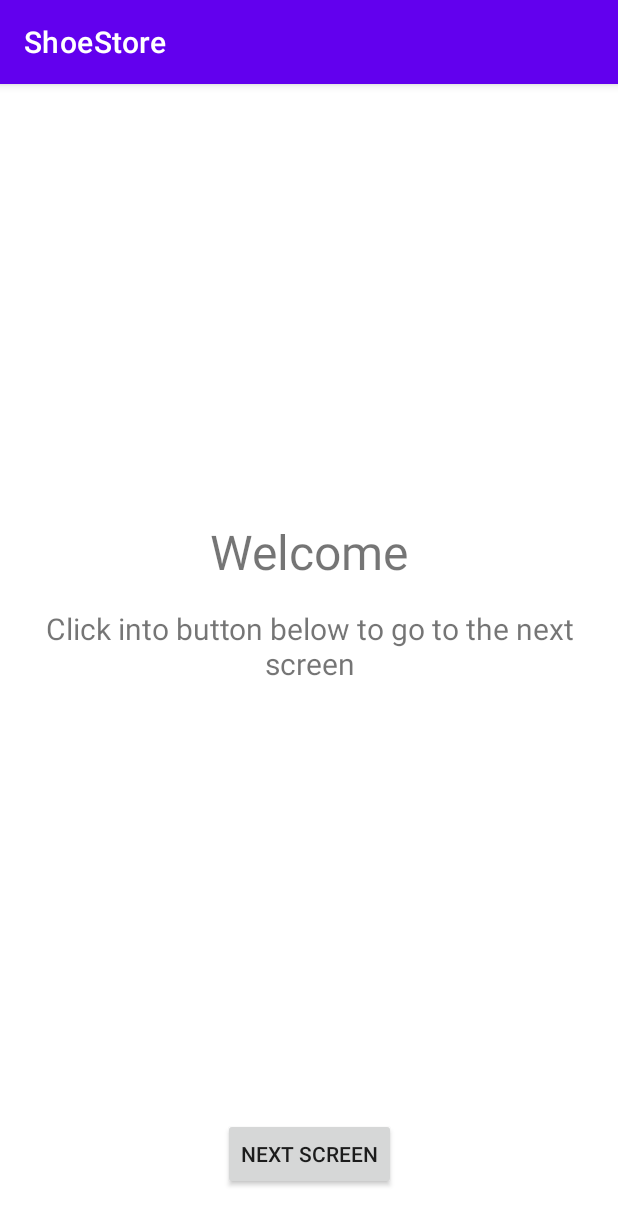
After one commit to graffiti75/ShoeStoreInventoryApp, an Android app: the WelcomeFragment screen opened through its navigation route, on a phone screen of 412 x 824 dp. The commit adds this screen. Shown: the top 1225 px of the screen. Run offline under Robolectric (Android 15) with nearby library versions, the phone set to English and light mode, and no system bars; our stand-ins replace data binding.

Commit message:
Welcome screen created - Screens added to navigation graph - DataBinding added to fragments Login and Welcome

```diff
--- a/app/build.gradle
+++ b/app/build.gradle
@@ -9,12 +9,12 @@ plugins {
 
 android {
     namespace 'com.graffiti75.shoestore'
-    compileSdk 32
+    compileSdk 33
 
     defaultConfig {
         applicationId "com.graffiti75.shoestore"
         minSdk 21
-        targetSdk 32
+        targetSdk 33
         versionCode 1
         versionName "1.0"
 
--- a/app/src/main/AndroidManifest.xml
+++ b/app/src/main/AndroidManifest.xml
@@ -1,6 +1,7 @@
 <?xml version="1.0" encoding="utf-8"?>
 <manifest xmlns:android="http://schemas.android.com/apk/res/android"
-    xmlns:tools="http://schemas.android.com/tools">
+    xmlns:tools="http://schemas.android.com/tools"
+    package="com.graffiti75.shoestore">
 
     <application
         android:allowBackup="true"
@@ -13,11 +14,10 @@
         android:theme="@style/Theme.ShoeStore"
         tools:targetApi="31">
         <activity
-            android:name=".LoginActivity"
+            android:name=".MainActivity"
             android:exported="true">
             <intent-filter>
                 <action android:name="android.intent.action.MAIN" />
-
                 <category android:name="android.intent.category.LAUNCHER" />
             </intent-filter>
 
@@ -26,5 +26,4 @@
                 android:value="" />
         </activity>
     </application>
-
 </manifest>
--- a/app/src/main/java/com/graffiti75/shoestore/LoginActivity.kt
+++ b/app/src/main/java/com/graffiti75/shoestore/MainActivity.kt
@@ -1,14 +1,14 @@
 package com.graffiti75.shoestore
 
+import android.os.Bundle
 import androidx.appcompat.app.AppCompatActivity
-import android.os.Bundle
 
 /**
  * https://www.section.io/engineering-education/how-is-textinputlayout-different-from-edittext/
  */
-class LoginActivity : AppCompatActivity() {
+class MainActivity : AppCompatActivity() {
     override fun onCreate(savedInstanceState: Bundle?) {
         super.onCreate(savedInstanceState)
-        setContentView(R.layout.activity_login)
+        setContentView(R.layout.activity_main)
     }
 }
--- /dev/null
+++ b/app/src/main/java/com/graffiti75/shoestore/login/LoginFragment.kt
@@ -0,0 +1,32 @@
+package com.graffiti75.shoestore.login
+
+import android.os.Bundle
+import android.view.LayoutInflater
+import android.view.View
+import android.view.ViewGroup
+import androidx.databinding.DataBindingUtil
+import androidx.fragment.app.Fragment
+import androidx.navigation.fragment.findNavController
+import com.graffiti75.shoestore.R
+import com.graffiti75.shoestore.databinding.FragmentLoginBinding
+
+class LoginFragment : Fragment() {
+
+    override fun onCreateView(
+        inflater: LayoutInflater, container: ViewGroup?,
+        savedInstanceState: Bundle?
+    ): View? {
+        val binding: FragmentLoginBinding = DataBindingUtil.inflate(
+            inflater, R.layout.fragment_login, container, false
+        )
+
+        binding.signInButton.setOnClickListener {
+            findNavController().navigate(LoginFragmentDirections.actionLoginFragmentToWelcomeFragment())
+        }
+        binding.signUpButton.setOnClickListener {
+            findNavController().navigate(LoginFragmentDirections.actionLoginFragmentToWelcomeFragment())
+        }
+
+        return binding.root
+    }
+}
--- /dev/null
+++ b/app/src/main/java/com/graffiti75/shoestore/welcome/WelcomeFragment.kt
@@ -0,0 +1,19 @@
+package com.graffiti75.shoestore.welcome
+
+import android.os.Bundle
+import android.view.LayoutInflater
+import android.view.View
+import android.view.ViewGroup
+import androidx.fragment.app.Fragment
+import com.graffiti75.shoestore.R
+
+class WelcomeFragment : Fragment() {
+
+    override fun onCreateView(
+        inflater: LayoutInflater, container: ViewGroup?,
+        savedInstanceState: Bundle?
+    ): View? {
+        // Inflate the layout for this fragment
+        return inflater.inflate(R.layout.fragment_welcome, container, false)
+    }
+}
--- /dev/null
+++ b/app/src/main/res/layout/activity_main.xml
@@ -0,0 +1,17 @@
+<?xml version="1.0" encoding="utf-8"?>
+<merge xmlns:android="http://schemas.android.com/apk/res/android"
+    xmlns:app="http://schemas.android.com/apk/res-auto"
+    xmlns:tools="http://schemas.android.com/tools"
+    android:id="@+id/container"
+    android:layout_width="match_parent"
+    android:layout_height="match_parent"
+    tools:context=".MainActivity">
+
+    <androidx.fragment.app.FragmentContainerView
+        android:id="@+id/nav_host_fragment"
+        android:name="androidx.navigation.fragment.NavHostFragment"
+        android:layout_width="match_parent"
+        android:layout_height="match_parent"
+        app:defaultNavHost="true"
+        app:navGraph="@navigation/navigation" />
+</merge>
--- /dev/null
+++ b/app/src/main/res/layout/fragment_welcome.xml
@@ -0,0 +1,50 @@
+<?xml version="1.0" encoding="utf-8"?>
+<layout xmlns:android="http://schemas.android.com/apk/res/android"
+    xmlns:app="http://schemas.android.com/apk/res-auto"
+    xmlns:tools="http://schemas.android.com/tools">
+
+    <data>
+    </data>
+
+    <androidx.constraintlayout.widget.ConstraintLayout
+        android:layout_width="match_parent"
+        android:layout_height="match_parent"
+        tools:context=".welcome.WelcomeFragment">
+
+        <TextView
+            android:id="@+id/title__text_view"
+            android:layout_width="wrap_content"
+            android:layout_height="wrap_content"
+            android:text="@string/welcome"
+            android:textSize="32sp"
+            app:layout_constraintBottom_toBottomOf="parent"
+            app:layout_constraintEnd_toEndOf="parent"
+            app:layout_constraintStart_toStartOf="parent"
+            app:layout_constraintTop_toTopOf="parent"
+            app:layout_constraintVertical_bias="0.4" />
+
+        <TextView
+            android:id="@+id/subtitle__text_view"
+            android:layout_width="wrap_content"
+            android:layout_height="wrap_content"
+            android:layout_marginTop="16dp"
+            android:text="@string/go_to_next_screen"
+            android:textAlignment="center"
+            android:textSize="20sp"
+            app:layout_constraintEnd_toEndOf="parent"
+            app:layout_constraintStart_toStartOf="parent"
+            app:layout_constraintTop_toBottomOf="@+id/title__text_view" />
+
+        <androidx.appcompat.widget.AppCompatButton
+            android:id="@+id/instructions__button"
+            android:layout_width="wrap_content"
+            android:layout_height="wrap_content"
+            android:layout_marginTop="16dp"
+            android:text="@string/next_screen"
+            app:layout_constraintBottom_toBottomOf="parent"
+            app:layout_constraintEnd_toEndOf="parent"
+            app:layout_constraintStart_toStartOf="parent"
+            app:layout_constraintTop_toBottomOf="@+id/subtitle__text_view"
+            app:layout_constraintVertical_bias="0.9" />
+    </androidx.constraintlayout.widget.ConstraintLayout>
+</layout>
--- a/app/src/main/res/navigation/navigation.xml
+++ b/app/src/main/res/navigation/navigation.xml
@@ -1,6 +1,21 @@
 <?xml version="1.0" encoding="utf-8"?>
 <navigation xmlns:android="http://schemas.android.com/apk/res/android"
     xmlns:app="http://schemas.android.com/apk/res-auto"
-    android:id="@+id/navigation">
-
+    xmlns:tools="http://schemas.android.com/tools"
+    android:id="@+id/navigation"
+    app:startDestination="@id/loginFragment">
+    <fragment
+        android:id="@+id/loginFragment"
+        android:name="com.graffiti75.shoestore.login.LoginFragment"
+        android:label="fragment_login"
+        tools:layout="@layout/fragment_login">
+        <action
+            android:id="@+id/action_loginFragment_to_welcomeFragment"
+            app:destination="@id/welcomeFragment" />
+    </fragment>
+    <fragment
+        android:id="@+id/welcomeFragment"
+        android:name="com.graffiti75.shoestore.welcome.WelcomeFragment"
+        android:label="fragment_welcome"
+        tools:layout="@layout/fragment_welcome" />
 </navigation>
--- a/app/src/main/res/values/strings.xml
+++ b/app/src/main/res/values/strings.xml
@@ -4,4 +4,9 @@
     <string name="enter_your_password">Enter your password</string>
     <string name="sign_in">Sign Up</string>
     <string name="sign_up">Sign In</string>
+    <string name="welcome">Welcome</string>
+    <string name="next_screen">Next Screen</string>
+    <string name="go_to_next_screen">Click into button below to go to the next screen</string>
+    <!-- TODO: Remove or change this placeholder text -->
+    <string name="hello_blank_fragment">Hello blank fragment</string>
 </resources>
```
Also changed, not shown: app/src/main/res/layout/activity_login.xml (deleted, +0 -89 lines), app/src/main/res/layout/activity_test.xml (deleted, +0 -38 lines), app/src/main/res/layout/fragment_login.xml (added, +95 -0 lines).
